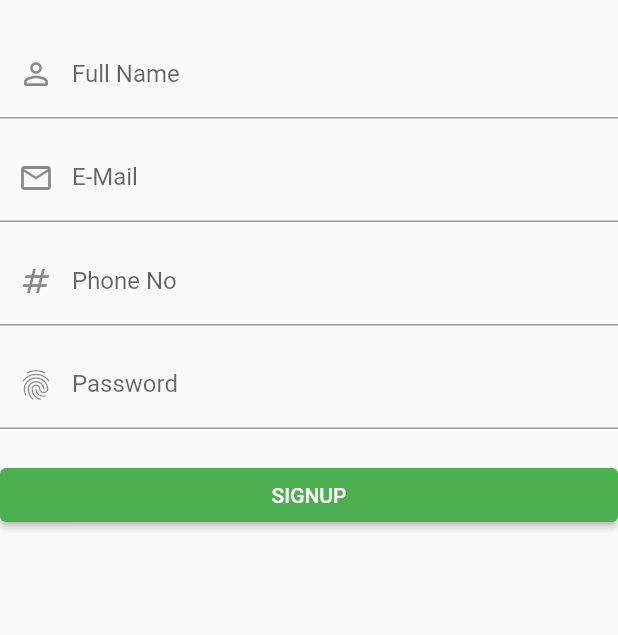
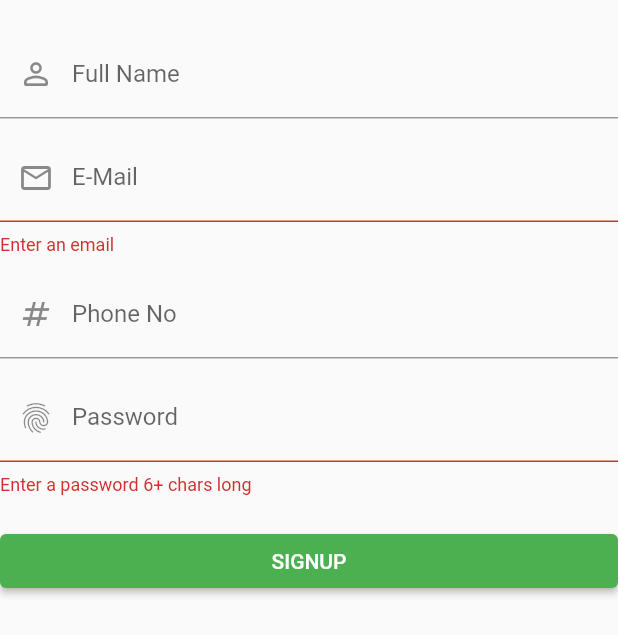
Before and after one commit to StarkFox1/Basica, a Flutter app: the SignUpFormWidget widget shown alone on an empty page, opened directly, after a tap on "SIGNUP", on a phone screen of 412 x 824 dp. Shown: the top 635 px of the screen. Run offline on Flutter 3.47's test engine with Material 2 defaults, Android fonts, the light colour scheme and no system bars; our stand-ins replace firebase_auth, firebase_core, get, shared_preferences; accounts and stored records are empty.

Commit message:
new login

```diff
--- a/lib/login/signup_screen.dart
+++ b/lib/login/signup_screen.dart
@@ -27,7 +27,7 @@ class SignUpScreen extends StatelessWidget {
                     gradient:
                         LinearGradient(begin: Alignment.bottomRight, colors: [
                   Colors.white.withOpacity(.9),
-                  Colors.white.withOpacity(.8),
+                  Colors.white.withOpacity(.9),
                   Colors.white.withOpacity(.5),
                 ])),
                 child: Padding(
--- a/lib/login/widgets/signup_form_widget.dart
+++ b/lib/login/widgets/signup_form_widget.dart
@@ -1,6 +1,8 @@
+import 'package:basica/screens/controller/signup_controller.dart';
 import 'package:flutter/material.dart';
 import 'package:basica/login/assets/sizes.dart';
 import 'package:basica/login/assets/text.dart';
+import 'package:get/get.dart';
 
 class SignUpFormWidget extends StatelessWidget {
   const SignUpFormWidget({
@@ -9,29 +11,49 @@ class SignUpFormWidget extends StatelessWidget {
 
   @override
   Widget build(BuildContext context) {
+    final controller = Get.put(SignUpController());
+    final _formKey = GlobalKey<FormState>();
+
     return Container(
       padding: const EdgeInsets.symmetric(vertical: tFormHeight - 10),
       child: Form(
+        key: _formKey,
         child: Column(
           crossAxisAlignment: CrossAxisAlignment.start,
           children: [
             TextFormField(
+              controller: controller.fullName,
               decoration: const InputDecoration(
                   label: Text(tFullName),
                   prefixIcon: Icon(Icons.person_outline_rounded)),
             ),
             const SizedBox(height: tFormHeight - 20),
             TextFormField(
+              validator: (value) {
+                if (value == null || value.isEmpty) {
+                  return 'Enter an email';
+                }
+                return null; // Return null if the validation succeeds
+              },
+              controller: controller.email,
               decoration: const InputDecoration(
                   label: Text(tEmail), prefixIcon: Icon(Icons.email_outlined)),
             ),
             const SizedBox(height: tFormHeight - 20),
             TextFormField(
+              controller: controller.phoneNo,
               decoration: const InputDecoration(
                   label: Text(tPhoneNo), prefixIcon: Icon(Icons.numbers)),
             ),
             const SizedBox(height: tFormHeight - 20),
             TextFormField(
+              validator: (value) {
+                if (value == null || value.length < 6) {
+                  return 'Enter a password 6+ chars long';
+                }
+                return null; // Return null if the validation succeeds
+              },
+              controller: controller.password,
               decoration: const InputDecoration(
                   label: Text(tPassword), prefixIcon: Icon(Icons.fingerprint)),
             ),
@@ -39,7 +61,13 @@ class SignUpFormWidget extends StatelessWidget {
             SizedBox(
               width: double.infinity,
               child: ElevatedButton(
-                onPressed: () {},
+                onPressed: () {
+                  if (_formKey.currentState!.validate()) {
+                    SignUpController.instance.registerUser(
+                        controller.email.text.trim(),
+                        controller.password.text.trim());
+                  }
+                },
                 child: Text(tSignup.toUpperCase()),
               ),
             )
--- /dev/null
+++ b/lib/screens/controller/signup_controller.dart
@@ -0,0 +1,22 @@
+import 'package:basica/screens/authentication_repository.dart';
+import 'package:flutter/material.dart';
+import 'package:get/get.dart';
+
+class SignUpController extends GetxController {
+  static SignUpController get instance => Get.find();
+
+  //TextField Controllers to get data from TextFields
+  final email = TextEditingController();
+  final password = TextEditingController();
+  final fullName = TextEditingController();
+  final phoneNo = TextEditingController();
+
+  //Call this Function from Design & it will do the rest
+  void registerUser(String email, String password) {
+    String? error = AuthenticationRepository.instance
+        .createUserWithEmailAndPassword(email, password) as String?;
+    if (error != null) {
+      Get.showSnackbar(GetSnackBar(message: error.toString()));
+    }
+  }
+}
--- /dev/null
+++ b/lib/screens/controller/signup_email_password_failure.dart
@@ -0,0 +1,25 @@
+class SignUpWithEmailAndPasswordFailure {
+  final String message;
+
+  const SignUpWithEmailAndPasswordFailure(
+      [this.message = "An Unkown error occurred"]);
+
+  factory SignUpWithEmailAndPasswordFailure.code(String code) {
+    switch (code) {
+      case 'weak-password':
+        return SignUpWithEmailAndPasswordFailure(
+            'Please enter a strong password');
+      case 'invalid-email':
+        return SignUpWithEmailAndPasswordFailure('Email is not valid');
+      case 'email-already-in-use':
+        return SignUpWithEmailAndPasswordFailure(
+            'An account already exist for that email');
+      case 'operation-not-allowed':
+        return SignUpWithEmailAndPasswordFailure('Operation is not allowed');
+      case 'user-disabled':
+        return SignUpWithEmailAndPasswordFailure('This user has been disabled');
+      default:
+        return SignUpWithEmailAndPasswordFailure();
+    }
+  }
+}
--- a/pubspec.yaml
+++ b/pubspec.yaml
@@ -7,13 +7,14 @@ version: 1.0.0+1
 environment:
   sdk: '>=3.0.2 <4.0.0'
 
-
 dependencies:
   cupertino_icons: ^1.0.2
+  firebase_auth: ^4.6.3
   firebase_core: ^2.14.0
   flutter:
     sdk: flutter
   flutterfire_cli: ^0.2.7
+  get: ^4.6.5
   hive: ^2.2.3
   hive_flutter: ^1.1.0
   shared_preferences: ^2.1.2
@@ -25,12 +26,9 @@ dev_dependencies:
     sdk: flutter
   hive_generator: ^1.1.1
 
-
 flutter:
 
-
   uses-material-design: true
-
 
   assets:
     - assets/Basica_Logo.png
```
Also changed, not shown: lib/login/widgets/login_form_widget.dart (+26 -1 lines), lib/main.dart (+7 -0 lines), lib/screens/authentication_repository.dart (added, +65 -0 lines), lib/screens/controller/login_email_password_failure.dart (added, +24 -0 lines), pubspec.lock, 2 other files.
